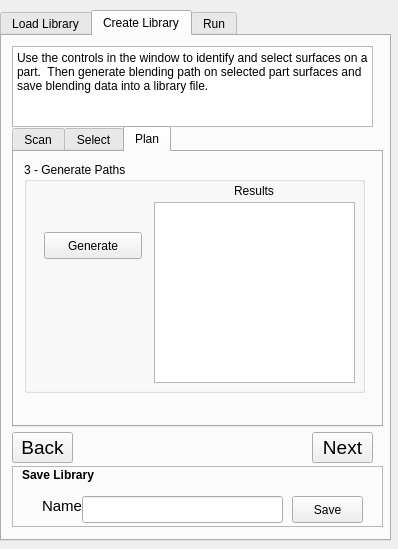
First picture: the form in godel_plugins/src/widgets/robot_blending_plugin.ui, repository ros-industrial-attic/godel, before the edit.
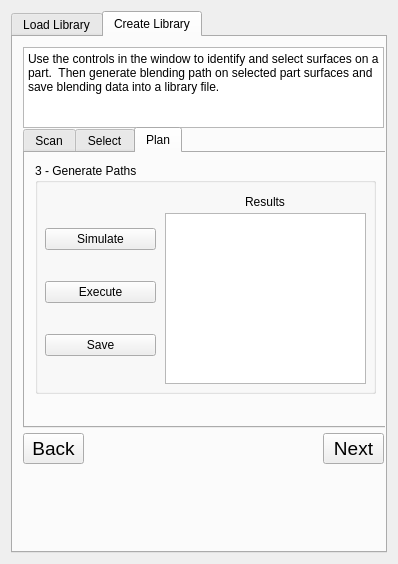
Second picture: the form after the edit. The open tabs and pages were chosen to show the change.

Commit message: Initial commit of godel_plugins changes.

```diff
--- a/godel_plugins/src/widgets/robot_blending_plugin.ui
+++ b/godel_plugins/src/widgets/robot_blending_plugin.ui
@@ -10,7 +10,7 @@
     <x>0</x>
     <y>0</y>
     <width>398</width>
-    <height>549</height>
+    <height>564</height>
    </rect>
   </property>
   <property name="sizePolicy">
@@ -22,15 +22,9 @@
   <property name="windowTitle">
    <string>rqt blending plugin</string>
   </property>
+  <layout class="QHBoxLayout" name="horizontalLayout_2">
+   <item>
   <widget class="QTabWidget" name="TabWidget">
-   <property name="geometry">
-    <rect>
-     <x>0</x>
-     <y>10</y>
-     <width>391</width>
-     <height>531</height>
-    </rect>
-   </property>
    <property name="currentIndex">
     <number>1</number>
    </property>
@@ -263,84 +257,6 @@
       <string>Next</string>
      </property>
     </widget>
-    <widget class="QFrame" name="frame_4">
-     <property name="geometry">
-      <rect>
-       <x>10</x>
-       <y>430</y>
-       <width>371</width>
-       <height>61</height>
-      </rect>
-     </property>
-     <property name="frameShape">
-      <enum>QFrame::StyledPanel</enum>
-     </property>
-     <property name="frameShadow">
-      <enum>QFrame::Raised</enum>
-     </property>
-     <widget class="QLabel" name="label_5">
-      <property name="geometry">
-       <rect>
-        <x>30</x>
-        <y>30</y>
-        <width>41</width>
-        <height>21</height>
-       </rect>
-      </property>
-      <property name="text">
-       <string>&lt;!DOCTYPE HTML PUBLIC &quot;-//W3C//DTD HTML 4.0//EN&quot; &quot;http://www.w3.org/TR/REC-html40/strict.dtd&quot;&gt;
-&lt;html&gt;&lt;head&gt;&lt;meta name=&quot;qrichtext&quot; content=&quot;1&quot; /&gt;&lt;style type=&quot;text/css&quot;&gt;
-p, li { white-space: pre-wrap; }
-&lt;/style&gt;&lt;/head&gt;&lt;body style=&quot; font-family:'Ubuntu'; font-size:11pt; font-weight:400; font-style:normal;&quot;&gt;
-&lt;p style=&quot; margin-top:12px; margin-bottom:12px; margin-left:0px; margin-right:0px; -qt-block-indent:0; text-indent:0px;&quot;&gt;Name&lt;/p&gt;&lt;/body&gt;&lt;/html&gt;</string>
-      </property>
-     </widget>
-     <widget class="QLineEdit" name="lineEdit">
-      <property name="geometry">
-       <rect>
-        <x>70</x>
-        <y>30</y>
-        <width>201</width>
-        <height>27</height>
-       </rect>
-      </property>
-      <property name="toolTip">
-       <string>&lt;html&gt;&lt;head/&gt;&lt;body&gt;&lt;p&gt;Library Name&lt;/p&gt;&lt;/body&gt;&lt;/html&gt;</string>
-      </property>
-     </widget>
-     <widget class="QPushButton" name="pushButton">
-      <property name="geometry">
-       <rect>
-        <x>280</x>
-        <y>30</y>
-        <width>71</width>
-        <height>27</height>
-       </rect>
-      </property>
-      <property name="text">
-       <string>Save</string>
-      </property>
-     </widget>
-     <widget class="QLabel" name="label_13">
-      <property name="geometry">
-       <rect>
-        <x>10</x>
-        <y>0</y>
-        <width>141</width>
-        <height>17</height>
-       </rect>
-      </property>
-      <property name="font">
-       <font>
-        <weight>75</weight>
-        <bold>true</bold>
-       </font>
-      </property>
-      <property name="text">
-       <string>Save Library</string>
-      </property>
-     </widget>
-    </widget>
     <widget class="QTabWidget" name="TabWidgetCreateLib">
      <property name="geometry">
       <rect>
@@ -682,34 +598,11 @@
        <property name="title">
         <string>3 - Generate Paths</string>
        </property>
-       <widget class="QPushButton" name="PushButtonGenPaths">
-        <property name="geometry">
-         <rect>
-          <x>20</x>
-          <y>70</y>
-          <width>98</width>
-          <height>27</height>
-         </rect>
-        </property>
-        <property name="text">
-         <string>Generate</string>
-        </property>
-       </widget>
-       <widget class="QListView" name="ListViewPathResults">
-        <property name="geometry">
-         <rect>
-          <x>130</x>
-          <y>40</y>
-          <width>201</width>
-          <height>181</height>
-         </rect>
-        </property>
-       </widget>
        <widget class="QLabel" name="label_4">
         <property name="geometry">
          <rect>
           <x>210</x>
-          <y>20</y>
+            <y>30</y>
           <width>66</width>
           <height>17</height>
          </rect>
@@ -718,94 +611,56 @@
          <string>Results</string>
         </property>
        </widget>
-      </widget>
-     </widget>
-    </widget>
-   </widget>
-   <widget class="QWidget" name="Tab3">
-    <attribute name="title">
-     <string>Run</string>
-    </attribute>
-    <widget class="QLabel" name="label_14">
+         <widget class="QListWidget" name="ListPathResults">
+          <property name="geometry">
+           <rect>
+            <x>130</x>
+            <y>50</y>
+            <width>201</width>
+            <height>171</height>
+           </rect>
+          </property>
+         </widget>
+         <widget class="QWidget" name="layoutWidget">
      <property name="geometry">
       <rect>
-       <x>30</x>
+            <x>10</x>
        <y>40</y>
        <width>111</width>
-       <height>21</height>
-      </rect>
-     </property>
-     <property name="text">
-      <string>Selected Library</string>
-     </property>
-    </widget>
-    <widget class="QLineEdit" name="LineEditSelectedLib_2">
-     <property name="geometry">
-      <rect>
-       <x>160</x>
-       <y>40</y>
-       <width>171</width>
-       <height>27</height>
-      </rect>
-     </property>
-     <property name="alignment">
-      <set>Qt::AlignCenter</set>
-     </property>
-     <property name="readOnly">
-      <bool>true</bool>
-     </property>
-    </widget>
-    <widget class="QListWidget" name="ListWidgetPathPlans">
-     <property name="geometry">
-      <rect>
-       <x>150</x>
-       <y>130</y>
-       <width>191</width>
-       <height>151</height>
-      </rect>
-     </property>
-    </widget>
-    <widget class="QLabel" name="label_15">
-     <property name="geometry">
-      <rect>
-       <x>200</x>
-       <y>100</y>
-       <width>81</width>
-       <height>21</height>
-      </rect>
-     </property>
-     <property name="text">
-      <string>Path Plans</string>
-     </property>
-    </widget>
-    <widget class="QPushButton" name="PushButtoRunPath">
-     <property name="geometry">
-      <rect>
-       <x>30</x>
-       <y>210</y>
-       <width>98</width>
-       <height>27</height>
-      </rect>
-     </property>
-     <property name="text">
-      <string>Run</string>
-     </property>
-    </widget>
-    <widget class="QPushButton" name="PushButtoSimPath">
-     <property name="geometry">
-      <rect>
-       <x>30</x>
-       <y>170</y>
-       <width>98</width>
-       <height>27</height>
-      </rect>
-     </property>
+            <height>181</height>
+           </rect>
+          </property>
+          <layout class="QVBoxLayout" name="verticalLayout">
+           <item>
+            <widget class="QPushButton" name="pushButtonSimulatePath">
      <property name="text">
       <string>Simulate</string>
      </property>
     </widget>
-   </widget>
-  </widget>
+           </item>
+           <item>
+            <widget class="QPushButton" name="pushButtonExecutePath">
+             <property name="text">
+              <string>Execute</string>
+             </property>
+            </widget>
+           </item>
+           <item>
+            <widget class="QPushButton" name="pushButtonSavePlan">
+             <property name="text">
+              <string>Save</string>
+             </property>
+            </widget>
+           </item>
+          </layout>
+         </widget>
+        </widget>
+       </widget>
+      </widget>
+     </widget>
+    </widget>
+   </item>
+  </layout>
  </widget>
  <resources/>
  <connections/>
```
Left out of the diff: 214 changed lines with no effect on the pictures. Lines whose indentation alone changed are shown as unchanged. The commit also changes 18 other files.
